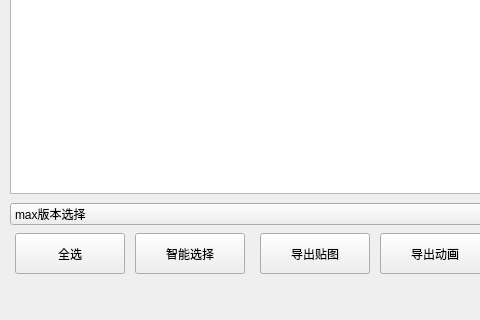
This is scripts/max/JpyModules/outPutTool/outPutUI.ui in wangziheng0426/JMadOnion as Qt 5 draws it before an edit; both pictures show x 0 to 480 and y 400 to 720 of the 1014 by 720 pixel window. The edited form follows.
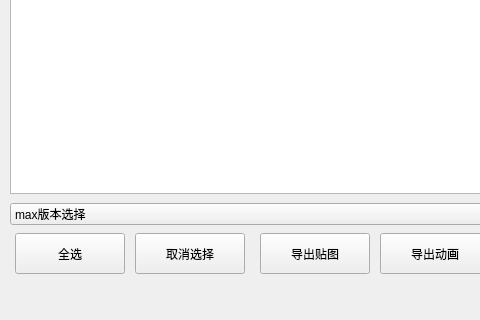
This is the edited form.

The edit to the form file:
```diff
--- a/scripts/max/JpyModules/outPutTool/outPutUI.ui
+++ b/scripts/max/JpyModules/outPutTool/outPutUI.ui
@@ -173,7 +173,7 @@
      </rect>
     </property>
     <property name="text">
-     <string>智能选择</string>
+     <string>取消选择</string>
     </property>
    </widget>
    <widget class="QPushButton" name="pushButton_ExportTexture">
```
Left out of the diff: 2 changed lines with no effect on the pictures.
